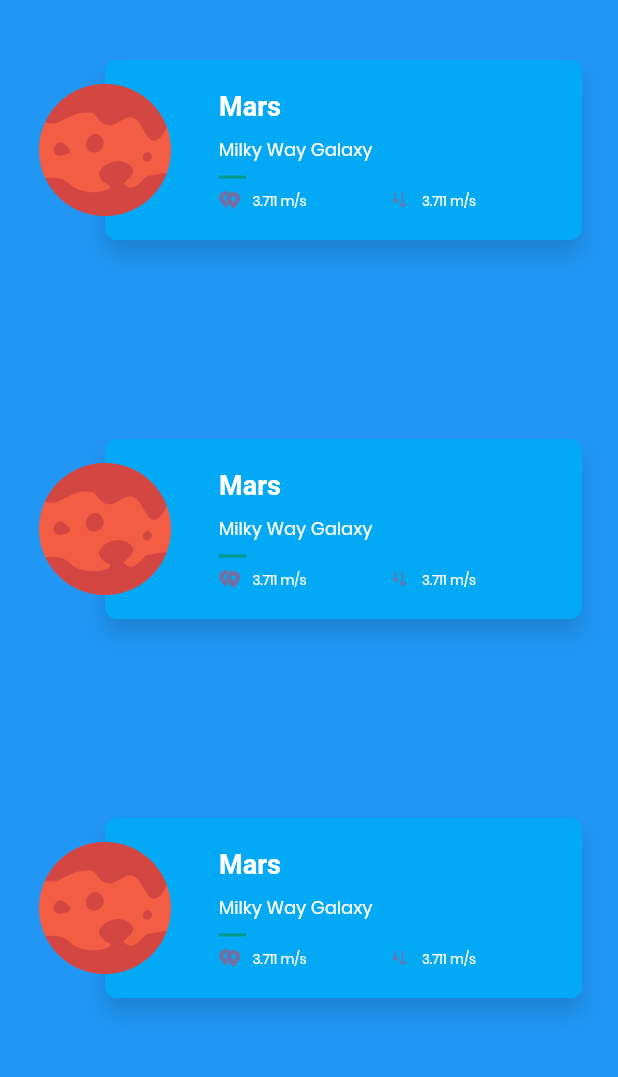
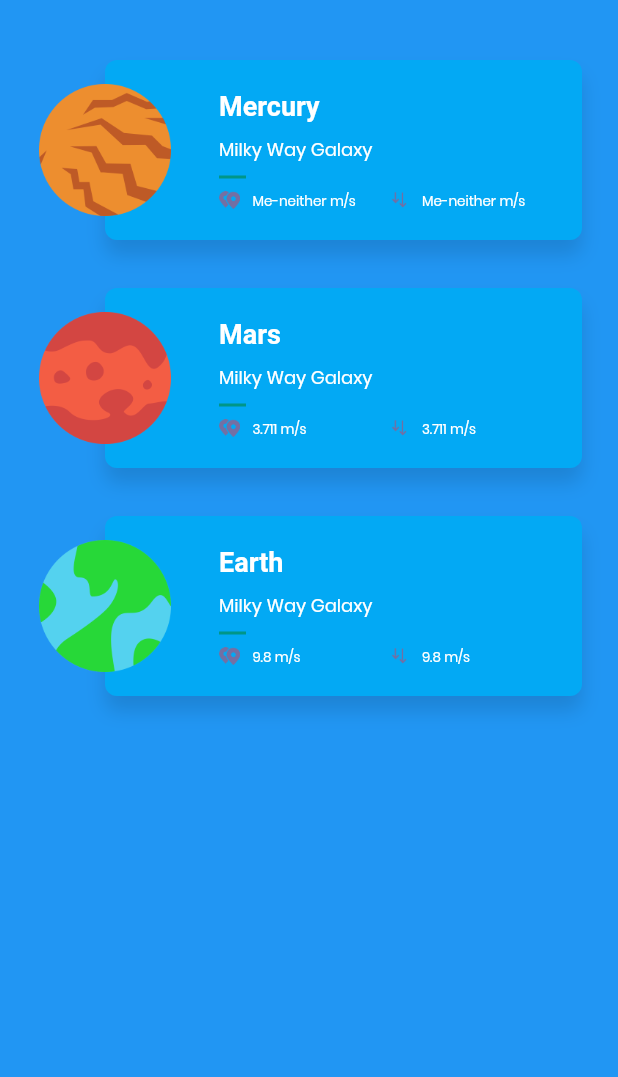
Before and after one commit to dibyanugraha/Flutter-Planet, a Flutter app: the screen it shows after launch, on a phone screen of 412 x 824 dp, the part 99-1176 px from its top. Run offline on Flutter 3.47's test engine with Material 2 defaults, Android fonts, the phone set to English and light mode, and no system bars.

Commit message:
Add planets data and assets

```diff
--- a/lib/data/PlanetData.dart
+++ b/lib/data/PlanetData.dart
@@ -3,11 +3,29 @@ import 'package:planet/models/Planet.dart';
 List<Planet> planets = [
   const Planet(
     id: "1",
+    name: "Mercury",
+    location: "Milky Way Galaxy",
+    distance: "I-dunno-m Km",
+    gravity: "Me-neither m/s",
+    description: "The closest planet to the Sun",
+    image: "assets/images/mercury.png",
+  ),
+  const Planet(
+    id: "2",
     name: "Mars",
     location: "Milky Way Galaxy",
     distance: "227.9m Km",
     gravity: "3.711 m/s",
     description: "This is where the martian lives",
     image: "assets/images/mars.png",
-  )
+  ),
+  const Planet(
+    id: "2",
+    name: "Earth",
+    location: "Milky Way Galaxy",
+    distance: "wo-lo-lo-m Km",
+    gravity: "9.8 m/s",
+    description: "This is where we lives",
+    image: "assets/images/earth.png",
+  ),
 ];
--- a/lib/views/PlanetHomePage.dart
+++ b/lib/views/PlanetHomePage.dart
@@ -10,8 +10,6 @@ class PlanetHomePage extends StatelessWidget {
         children: <Widget>[
           new GradientAppBar("Planets"),
           new PlanetHomeBody(),
-          new PlanetHomeBody(),
-          new PlanetHomeBody(),
         ],
       ),
     );
--- a/pubspec.yaml
+++ b/pubspec.yaml
@@ -75,5 +75,9 @@ flutter:
           weight: 400
   assets:
     - assets/images/mars.png
+    - assets/images/earth.png
+    - assets/images/mercury.png
+    - assets/images/moon.png
+    - assets/images/neptune.png
     - assets/images/ic_distance.png
     - assets/images/ic_gravity.png
```
Also changed, not shown: assets/images/earth.png (added), assets/images/mercury.png (added), assets/images/moon.png (added), assets/images/neptune.png (added).
